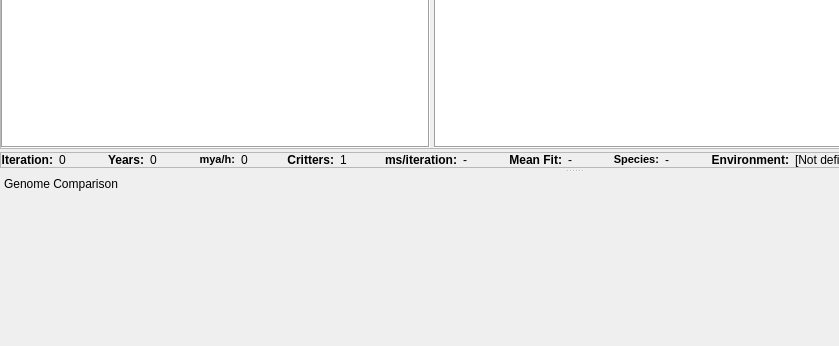
This is mainwindow.ui in marksutton/EvoSim as Qt 5 draws it before an edit; both pictures show x 0 to 839 and y 445 to 791 of the 1148 by 791 pixel window. The edited form follows.
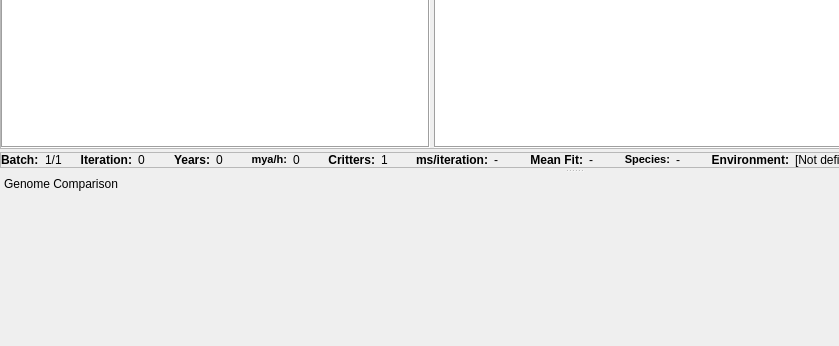
This is the edited form.

Commit message:
Added a batch run counter to the GUI and finish message
Added a Batch counter to the main window bottom information bar. Deafults to 1/1, unless a batch is underway in which case it counts up to the batch finish. On finish an information dialog opens telling the user that the batch has finished.

Patch:
```diff
--- a/mainwindow.ui
+++ b/mainwindow.ui
@@ -352,6 +352,20 @@
        </property>
        <item>
         <layout class="QHBoxLayout" name="horizontalLayout_3">
+         <item>
+          <widget class="QLabel" name="batchLabel">
+           <property name="text">
+            <string>&lt;html&gt;&lt;head/&gt;&lt;body&gt;&lt;p&gt;&lt;span style=&quot; font-weight:600;&quot;&gt;Batch:&lt;/span&gt;&lt;/p&gt;&lt;/body&gt;&lt;/html&gt;</string>
+           </property>
+          </widget>
+         </item>
+         <item>
+          <widget class="QLabel" name="LabelBatch">
+           <property name="text">
+            <string>1/1</string>
+           </property>
+          </widget>
+         </item>
          <item>
           <widget class="QLabel" name="iterationLabel">
            <property name="text">
```
Left out of the diff: 2 changed lines with no effect on the pictures. The commit also changes 1 other file.
